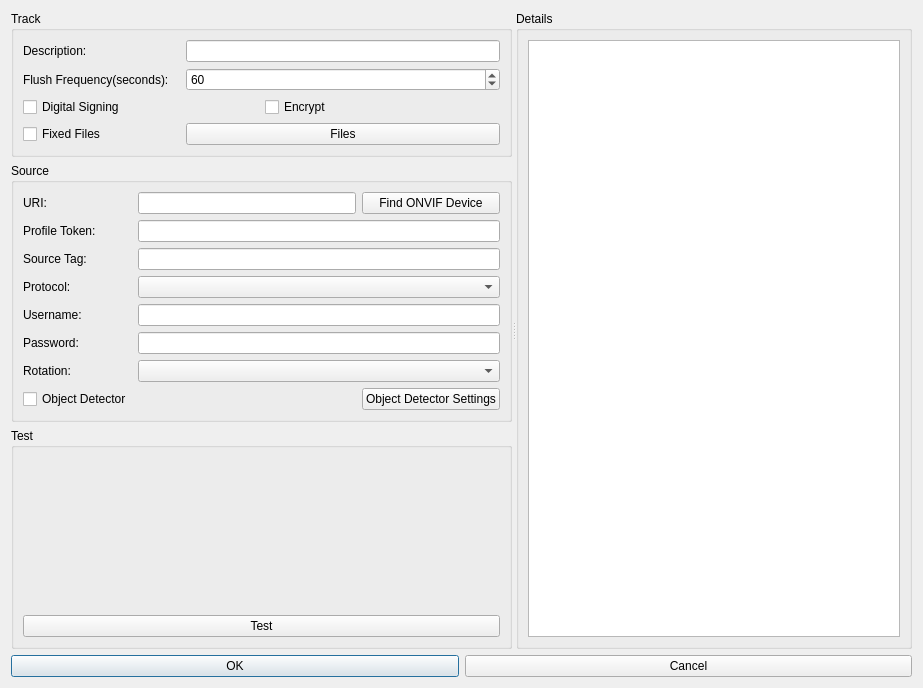
Qt form libmonocleclient/managetrackwindow.ui (lineCode/Client-2) before a commit.
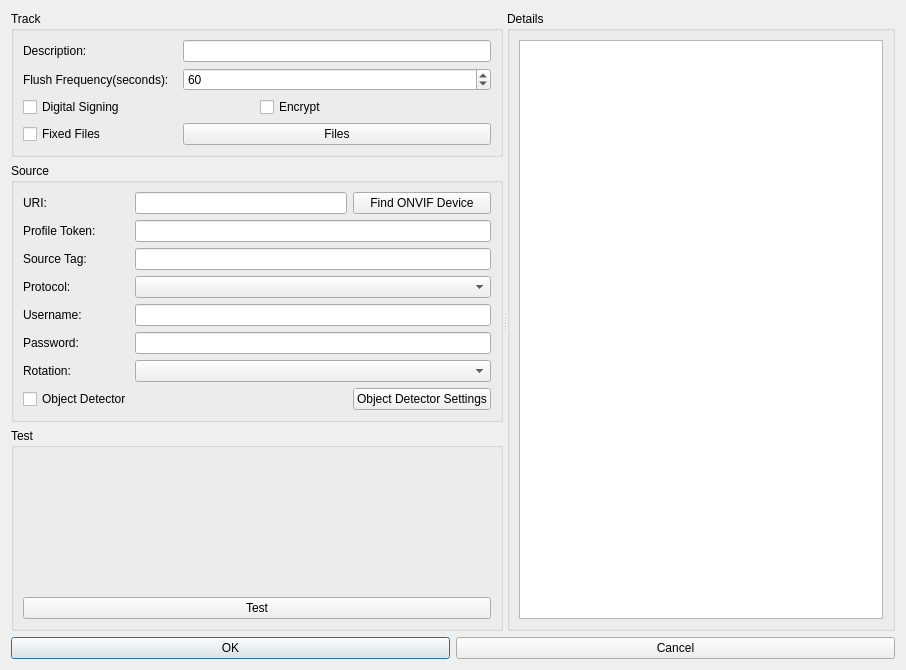
The same form after that commit.

```diff
--- a/libmonocleclient/managetrackwindow.ui
+++ b/libmonocleclient/managetrackwindow.ui
@@ -6,8 +6,8 @@
    <rect>
     <x>0</x>
     <y>0</y>
-    <width>923</width>
-    <height>688</height>
+    <width>906</width>
+    <height>670</height>
    </rect>
   </property>
   <property name="windowTitle">
```
